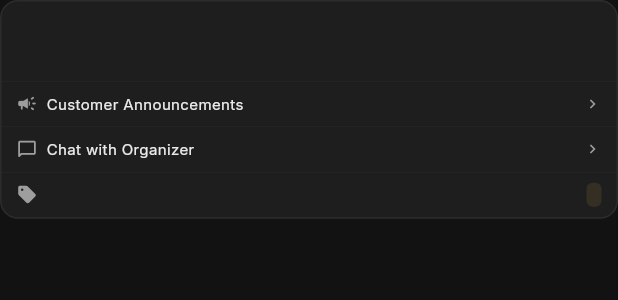
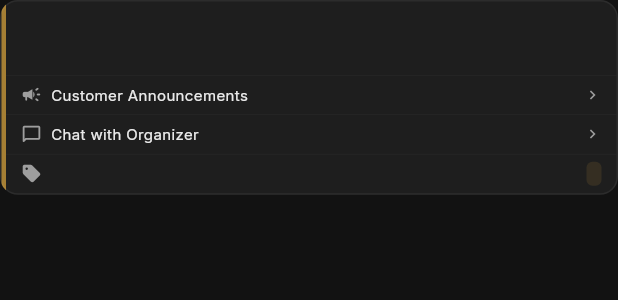
Before and after one commit to ShafkatWaheed/Crowd-Funding-Event, a Flutter app: the EventPortalCard widget shown alone on an empty page, opened directly with empty values, on a phone screen of 412 x 824 dp. Shown: the top 300 px of the screen. Run offline on Flutter 3.47's test engine with Material 3 defaults, Android fonts, the phone set to English and light mode, and no system bars; our stand-ins replace cached_network_image, connectivity_plus, dio, drift, drift_flutter, file_picker and 17 more; missing offline and left inert: flutter_stripe, mobile_scanner; accounts and stored records are empty; generated files the repository leaves out were written again; network calls fail.

Commit message:
polish: Portal card colors, spacing, and scanner visibility
- Left accent bar: purple for organizer, amber for sponsor, none for customer
- Scanner row only shows for live events (not draft/approved/selling)
- Tighter padding on header and collapsed rows for space preservation
- Card margin reduced from sm to 6px

Co-Authored-By: Claude Opus 4.6 (1M context) <noreply@anthropic.com>

```diff
--- a/FrontEnd/lib/widgets/portal/event_portal_card.dart
+++ b/FrontEnd/lib/widgets/portal/event_portal_card.dart
@@ -48,11 +48,18 @@ class _EventPortalCardState extends State<EventPortalCard> {
 
   @override
   Widget build(BuildContext context) {
+    // Role-specific left border accent
+    final leftAccent = card.isOrganizer
+        ? AppTheme.accentColor
+        : card.bidInfo != null
+            ? AppTheme.warningColor
+            : null;
+
     return AnimatedOpacity(
       duration: const Duration(milliseconds: 200),
       opacity: card.isCompleted ? 0.5 : 1.0,
       child: Container(
-        margin: const EdgeInsets.only(bottom: AppSpacing.sm),
+        margin: const EdgeInsets.only(bottom: 6),
         decoration: BoxDecoration(
           color: AppTheme.cardOf(context),
           borderRadius: AppRadius.md,
@@ -61,7 +68,16 @@ class _EventPortalCardState extends State<EventPortalCard> {
                 ? AppTheme.errorColor.withValues(alpha: 0.25)
                 : AppTheme.dividerOf(context),
           ),
+          // Subtle left accent for role identification
         ),
+        clipBehavior: Clip.antiAlias,
+        child: IntrinsicHeight(
+          child: Row(
+            children: [
+              // Left accent bar for role
+              if (leftAccent != null)
+                Container(width: 3, color: leftAccent.withValues(alpha: 0.6)),
+              Expanded(
                 child: Column(
                   crossAxisAlignment: CrossAxisAlignment.start,
                   mainAxisSize: MainAxisSize.min,
@@ -70,7 +86,7 @@ class _EventPortalCardState extends State<EventPortalCard> {
                     if (card.isOrganizer) ...[
                       _audienceGroupRow(context, 'customer'),
                       _audienceGroupRow(context, 'sponsor'),
-              _scannerRow(context),
+                      if (card.isLive) _scannerRow(context),
                     ] else ...[
                       if (card.channel != null) _announcementSection(context, 'customer'),
                       _chatSection(context),
@@ -78,6 +94,10 @@ class _EventPortalCardState extends State<EventPortalCard> {
                     if (card.bidInfo != null) _bidRow(context),
                     ...card.tickets.map((t) => _ticketSection(context, t)),
                   ],
+                ),
+              ),
+            ],
+          ),
         ),
       ),
     );
@@ -90,7 +110,7 @@ class _EventPortalCardState extends State<EventPortalCard> {
       onTap: () => context.push('/events/${card.eventId}'),
       borderRadius: BorderRadius.vertical(top: Radius.circular(AppRadius.mdValue)),
       child: Container(
-        padding: const EdgeInsets.all(AppSpacing.sm + 2),
+        padding: const EdgeInsets.symmetric(horizontal: AppSpacing.sm + 2, vertical: AppSpacing.sm),
         decoration: BoxDecoration(
           color: card.isLive ? AppTheme.errorColor.withValues(alpha: 0.04) : null,
           borderRadius: BorderRadius.vertical(top: Radius.circular(AppRadius.mdValue)),
@@ -420,7 +440,7 @@ class _EventPortalCardState extends State<EventPortalCard> {
     return InkWell(
       onTap: onTap,
       child: Container(
-        padding: const EdgeInsets.symmetric(horizontal: AppSpacing.sm + 2, vertical: AppSpacing.sm - 1),
+        padding: const EdgeInsets.symmetric(horizontal: AppSpacing.sm + 2, vertical: 5),
         decoration: BoxDecoration(
           border: Border(top: BorderSide(color: AppTheme.dividerOf(context), width: 0.3)),
         ),
@@ -477,7 +497,7 @@ class _EventPortalCardState extends State<EventPortalCard> {
         InkWell(
           onTap: () => onToggleExpand?.call(_key(key)),
           child: Container(
-            padding: const EdgeInsets.symmetric(horizontal: AppSpacing.sm + 2, vertical: AppSpacing.sm - 1),
+            padding: const EdgeInsets.symmetric(horizontal: AppSpacing.sm + 2, vertical: 5),
             decoration: BoxDecoration(
               color: (color ?? AppTheme.accentColor).withValues(alpha: 0.04),
               border: Border(top: BorderSide(color: AppTheme.dividerOf(context), width: 0.3)),
```
Lines whose indentation alone changed are shown as unchanged.
